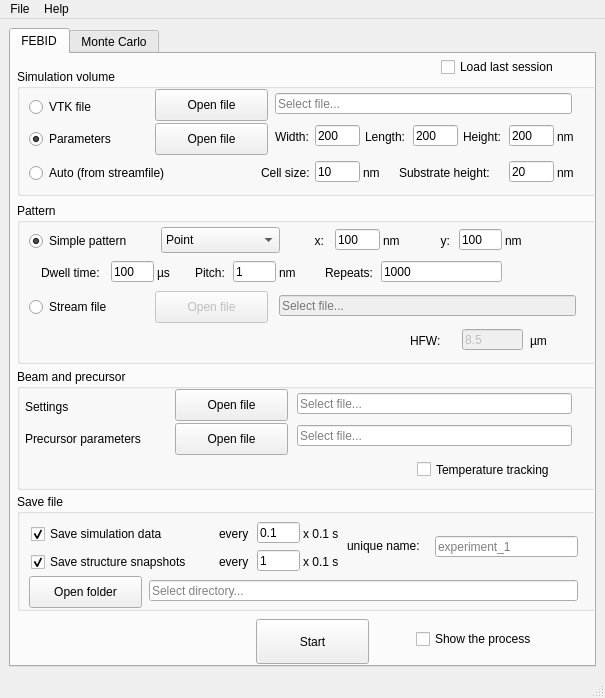
MrCheatak/FEBID_py, file febid/ui/main_window.ui: the form before one commit.
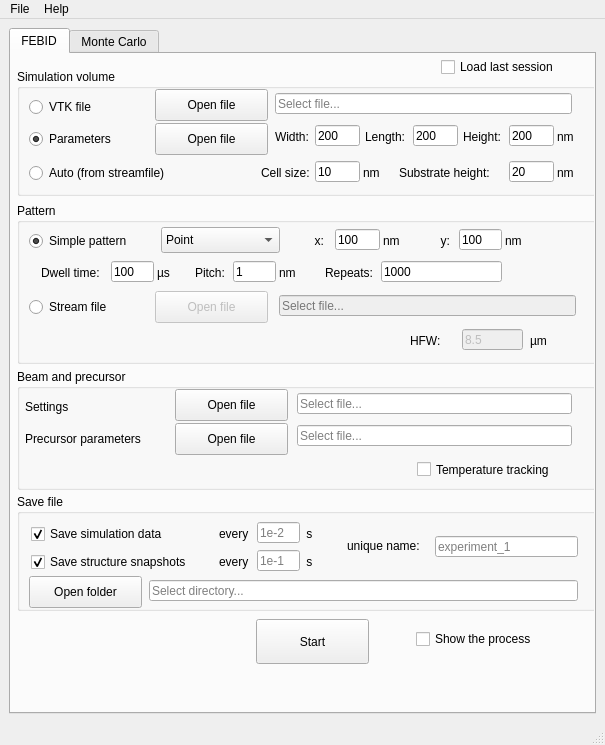
The form after the commit.

The edit to the form file:
```diff
--- a/febid/ui/main_window.ui
+++ b/febid/ui/main_window.ui
@@ -7,7 +7,7 @@
     <x>0</x>
     <y>0</y>
     <width>605</width>
-    <height>698</height>
+    <height>745</height>
    </rect>
   </property>
   <property name="windowTitle">
@@ -933,7 +933,7 @@
           </rect>
          </property>
          <property name="text">
-          <string>x 0.1 s</string>
+          <string> s</string>
          </property>
         </widget>
         <widget class="QLineEdit" name="input_sim_data_interval">
@@ -946,13 +946,13 @@
           </rect>
          </property>
          <property name="text">
-          <string>0.1</string>
+          <string/>
          </property>
          <property name="maxLength">
           <number>5</number>
          </property>
          <property name="placeholderText">
-          <string>1</string>
+          <string>1e-2</string>
          </property>
         </widget>
         <widget class="QLineEdit" name="input_snapshot_interval">
@@ -965,13 +965,13 @@
           </rect>
          </property>
          <property name="text">
-          <string>1</string>
+          <string/>
          </property>
          <property name="maxLength">
           <number>5</number>
          </property>
          <property name="placeholderText">
-          <string>10</string>
+          <string>1e-1</string>
          </property>
         </widget>
         <widget class="QLabel" name="l_snapshot_interval">
@@ -997,7 +997,7 @@
           </rect>
          </property>
          <property name="text">
-          <string>x 0.1 s</string>
+          <string> s</string>
          </property>
         </widget>
         <widget class="QLineEdit" name="input_unique_name">
```
Left out of the diff: 12 changed lines with no effect on the pictures.
